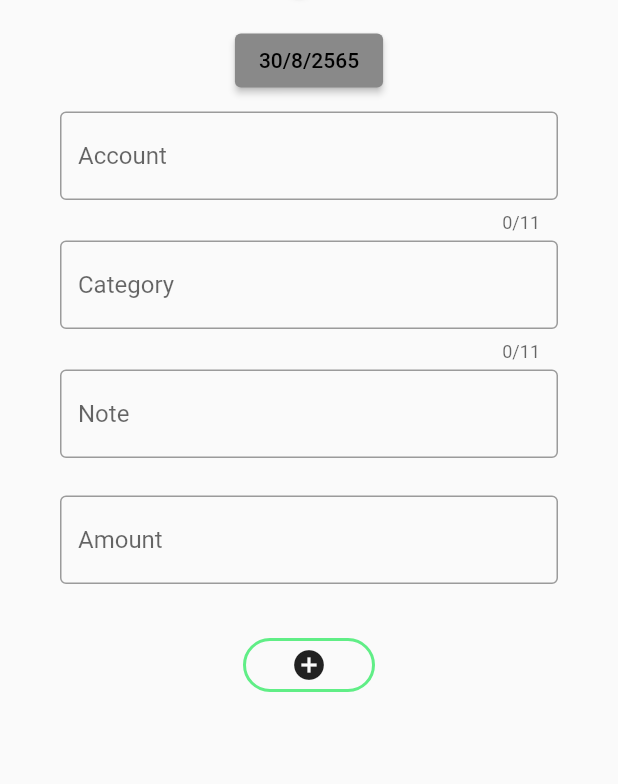
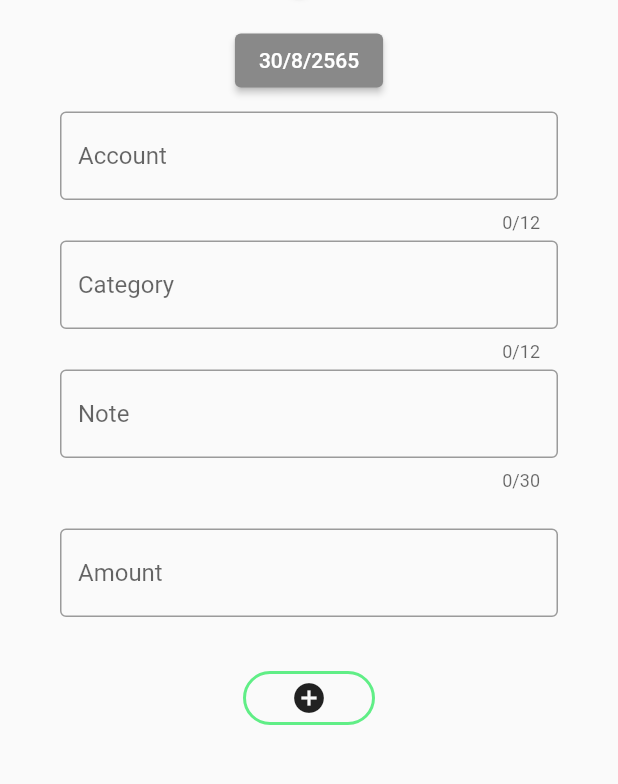
Before and after one commit to DekuShadow/Flutter_money-management, a Flutter app: the screen it shows after launch, after a tap on the "add" icon, on a phone screen of 412 x 824 dp, the part 85-869 px from its top. Run offline on Flutter 3.47's test engine with Material 2 defaults, Android fonts, the phone set to English and light mode, and no system bars; our stand-ins replace sembast; missing offline and left inert: gsheets; key blocks and very long unbroken strings in the code were emptied for the run.

Commit message:
Update V1.0.5 change-top_card

```diff
--- a/lib/main.dart
+++ b/lib/main.dart
@@ -28,7 +28,7 @@ class MyApp extends StatelessWidget {
       ],
       child: MaterialApp(
         theme: ThemeData(
-          primarySwatch: Colors.lightGreen,
+          primarySwatch: Colors.green,
         ),
         debugShowCheckedModeBanner: false,
         home: Myhomepage(),
--- a/lib/page/form_input.dart
+++ b/lib/page/form_input.dart
@@ -201,7 +201,7 @@ class _Form_inputState extends State<Form_input> {
                 children: [
                   Expanded(
                     child: TextFormField(
-                      maxLength: 11,
+                      maxLength: 12,
                       decoration: InputDecoration(
                         border: OutlineInputBorder(),
                         hintText: 'Account',
@@ -227,7 +227,7 @@ class _Form_inputState extends State<Form_input> {
                 children: [
                   Expanded(
                     child: TextFormField(
-                      maxLength: 11,
+                      maxLength: 12,
                       decoration: InputDecoration(
                         border: OutlineInputBorder(),
                         hintText: 'Category',
@@ -252,11 +252,13 @@ class _Form_inputState extends State<Form_input> {
               child: Row(
                 children: [
                   Expanded(
-                    child: TextField(
+                    child: TextFormField(
+                      maxLength: 30,
                       decoration: InputDecoration(
                         border: OutlineInputBorder(),
                         hintText: 'Note',
                       ),
+                      validator: (text) {},
                       controller: _textcontrollerNote,
                     ),
                   ),
--- a/lib/page/homepage.dart
+++ b/lib/page/homepage.dart
@@ -155,17 +155,25 @@ class _HomePageState extends State<HomePage> {
             child: Stack(
               children: [
                 Padding(
-                  padding: const EdgeInsets.fromLTRB(20, 4, 20, 0),
+                  padding: const EdgeInsets.fromLTRB(20, 5, 20, 0),
                   child: SafeArea(
                     child: Column(
                       children: [
-                        SizedBox(
-                          height: 10,
-                        ),
                         TopNeuCard(
                           balance: (BALANCE[0] - BALANCE[1]).toString(),
                           income: BALANCE[0].toString(),
                           expense: BALANCE[1].toString(),
+                        ),
+                        Padding(
+                          padding: const EdgeInsets.fromLTRB(10, 10, 10, 0),
+                          child: Row(
+                            mainAxisAlignment: MainAxisAlignment.spaceBetween,
+                            children: [
+                              Text(DateFormat("dd/MM/yyyy")
+                                  .format(DateTime.now())),
+                              Text("List ${statement.length}")
+                            ],
+                          ),
                         ),
                         NOT_DATA(),
                         Expanded(
@@ -174,7 +182,7 @@ class _HomePageState extends State<HomePage> {
                               child: Column(
                                 children: [
                                   SizedBox(
-                                    height: 20,
+                                    height: 10,
                                   ),
                                   Expanded(
                                     child: /* 0 == 1
@@ -194,6 +202,7 @@ class _HomePageState extends State<HomePage> {
                                                 date: DateFormat("dd/MM/yyyy")
                                                     .format(DateTime.parse(
                                                         data.date)),
+                                                note: data.Note,
                                                 key1: data.key,
                                               );
                                             }),
@@ -239,7 +248,8 @@ class _HomePageState extends State<HomePage> {
                               boxShadow: [
                                 BoxShadow(
                                     color: Color.fromARGB(255, 195, 255, 215),
-                                    offset: Offset(0, -2),blurRadius: 3)
+                                    offset: Offset(0, -2),
+                                    blurRadius: 3)
                               ]),
                           // color: Color.fromARGB(255, 255, 255, 255),
                           child: Row(
--- a/lib/widget/top_card.dart
+++ b/lib/widget/top_card.dart
@@ -1,7 +1,10 @@
+import 'dart:ui';
+
 import 'package:expensetracker/db/transactionDB.dart';
 import 'package:expensetracker/models/transactions.dart';
 import 'package:flutter/material.dart';
 import 'package:intl/intl.dart';
+import 'package:path/path.dart';
 
 class TopNeuCard extends StatelessWidget {
   final String balance;
@@ -17,22 +20,22 @@ class TopNeuCard extends StatelessWidget {
   @override
   Widget build(BuildContext context) {
     return Padding(
-      padding: const EdgeInsets.all(5),
-      child: Container(
-        height: 200,
+      padding: const EdgeInsets.all(0),
+      child: Stack(
+        alignment: AlignmentDirectional.topCenter,
+        children: [
+          Column(
+            children: [
+              Stack(
+                children: [
+                  Container(
+                    height: 180,
                     child: Center(
                       child: Column(
                         mainAxisAlignment: MainAxisAlignment.spaceEvenly,
                         children: [
-              Text('B A L A N C E',
-                  style: TextStyle(color: Colors.grey[500], fontSize: 16)),
-              Text(
-                '\$' + balance,
-                style: TextStyle(
-                    color: Color.fromARGB(255, 0, 0, 0), fontSize: 40),
-              ),
                           Padding(
-                padding: const EdgeInsets.symmetric(horizontal: 20.0),
+                            padding: const EdgeInsets.fromLTRB(10, 100, 10, 0),
                             child: Row(
                               mainAxisAlignment: MainAxisAlignment.spaceBetween,
                               children: [
@@ -55,10 +58,12 @@ class TopNeuCard extends StatelessWidget {
                                       width: 10,
                                     ),
                                     Column(
-                          crossAxisAlignment: CrossAxisAlignment.start,
+                                      crossAxisAlignment:
+                                          CrossAxisAlignment.start,
                                       children: [
                                         Text('Income',
-                                style: TextStyle(color: Colors.grey[500])),
+                                            style: TextStyle(
+                                                color: Colors.grey[500])),
                                         SizedBox(
                                           height: 5,
                                         ),
@@ -89,10 +94,12 @@ class TopNeuCard extends StatelessWidget {
                                       width: 10,
                                     ),
                                     Column(
-                          crossAxisAlignment: CrossAxisAlignment.start,
+                                      crossAxisAlignment:
+                                          CrossAxisAlignment.start,
                                       children: [
                                         Text('Expense',
-                                style: TextStyle(color: Colors.grey[500])),
+                                            style: TextStyle(
+                                                color: Colors.grey[500])),
                                         SizedBox(
                                           height: 5,
                                         ),
@@ -111,9 +118,24 @@ class TopNeuCard extends StatelessWidget {
                       ),
                     ),
                     decoration: BoxDecoration(
-            borderRadius: BorderRadius.circular(15),
-            color: Color.fromARGB(255, 255, 255, 255),
-            boxShadow: [
+                      borderRadius: BorderRadius.circular(27),
+                      /* gradient: LinearGradient(
+                        begin: Alignment.topRight,
+                        end: Alignment(0.8, 1),
+                        colors: <Color>[
+                          Color.fromARGB(255, 235, 255, 242),
+                          Color.fromARGB(255, 215, 255, 228),
+                          Color.fromARGB(255, 190, 255, 210),
+                          Color.fromARGB(255, 170, 255, 196),
+                          Color.fromARGB(255, 150, 255, 182),
+                          Color.fromARGB(255, 120, 255, 161),
+                          Color.fromARGB(255, 90, 255, 140),
+                          Color.fromARGB(255, 55, 255, 115),
+                        ], // Gradient from https://learnui.design/tools/gradient-generator.html
+                        tileMode: TileMode.mirror,
+                      ), */
+                      color: Color(0xffC2F8C9),
+                      /* boxShadow: [
                           BoxShadow(
                               color: Color.fromARGB(255, 137, 255, 237),
                               offset: Offset(4.0, 4.0),
@@ -124,7 +146,69 @@ class TopNeuCard extends StatelessWidget {
                               offset: Offset(-4.0, -4.0),
                               blurRadius: 15.0,
                               spreadRadius: 1.0),
-            ]),
+                        ] */
+                    ),
+                  ),
+                  Positioned(
+                      child: Container(
+                    child: Column(
+                      mainAxisAlignment: MainAxisAlignment.center,
+                      children: [
+                        Center(
+                          child: Text('B A L A N C E',
+                              style: TextStyle(
+                                  fontWeight: FontWeight.bold,
+                                  color: Color.fromARGB(255, 87, 87, 87),
+                                  fontSize: 35)),
+                        ),
+                        SizedBox(height: 15,)
+                      ],
+                    ),
+                    height: 90,
+                    decoration: BoxDecoration(
+                        // boxShadow: [BoxShadow(color: Colors.black,offset: Offset(0,2))],
+                        borderRadius: BorderRadius.circular(27),
+                        color: Colors.white),
+                  ))
+                ],
+              ),
+            ],
+          ),
+          Positioned(
+            child: Container(
+              height: 180,
+              child: Column(
+                mainAxisAlignment: MainAxisAlignment.center,
+                children: [
+                  Container(
+                    decoration: BoxDecoration(
+                        borderRadius: BorderRadius.circular(17),
+                        color: Color.fromARGB(125, 0, 0, 0)),
+                    height: 45,
+                    width: 300,
+                    child: Center(
+                      child: Container(
+                        decoration: BoxDecoration(
+                            borderRadius: BorderRadius.circular(17),
+                            color: Color.fromARGB(255, 255, 255, 255)),
+                        height: 49,
+                        width: 299.9,
+                        child: Center(
+                          child: Text(
+                            '\$' + balance,
+                            style: TextStyle(
+                                color: Color.fromARGB(255, 0, 0, 0),
+                                fontSize: 28),
+                          ),
+                        ),
+                      ),
+                    ),
+                  ),
+                ],
+              ),
+            ),
+          ),
+        ],
       ),
     );
   }
@@ -142,8 +226,9 @@ class Screntwo_top_card extends StatelessWidget {
       int expense = 0;
 
       for (var index in statement) {
-        String dateCheck = DateFormat("dd/MM/yyyy").format(DateTime.parse(index.date));
-        if (int.parse(dateCheck[3]+dateCheck[4])== month) {
+        String dateCheck =
+            DateFormat("dd/MM/yyyy").format(DateTime.parse(index.date));
+        if (int.parse(dateCheck[3] + dateCheck[4]) == month) {
           if (index.Expanse) {
             income += int.parse(index.Amount);
           } else {
--- a/lib/widget/transaction.dart
+++ b/lib/widget/transaction.dart
@@ -12,6 +12,7 @@ class MyTransaction extends StatefulWidget {
   final String money;
   final bool expenseOrIncome;
   final String date;
+  final String note;
   final key1;
   final Function;
 
@@ -21,6 +22,7 @@ class MyTransaction extends StatefulWidget {
       required this.money,
       required this.expenseOrIncome,
       required this.date,
+      required this.note,
       this.key1,
       this.Function});
 
@@ -87,6 +89,16 @@ class _MyTransactionState extends State<MyTransaction> {
                             ],
                           ),
                         ),
+                        Container(
+                          height: 35,
+                          width: 120,
+                          child: Column(
+                            mainAxisAlignment: MainAxisAlignment.center,
+                            children: [
+                              Text(widget.note),
+                            ],
+                          ),
+                        )
                       ],
                     ),
                     Text(
```
Lines whose indentation alone changed are shown as unchanged.
